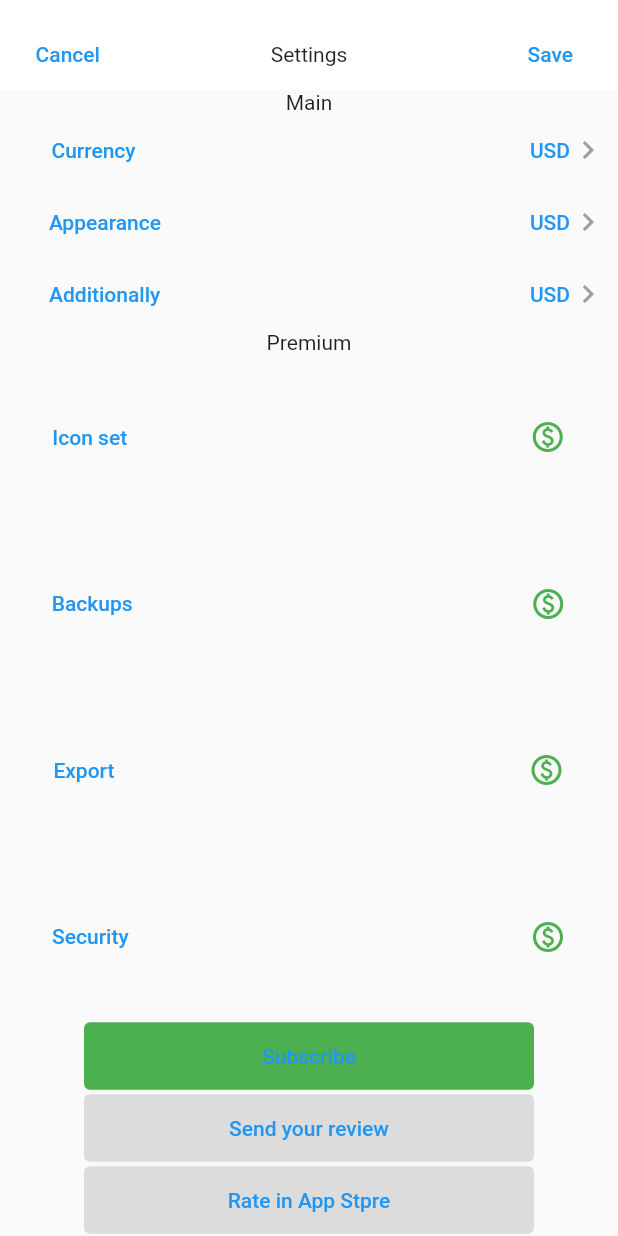
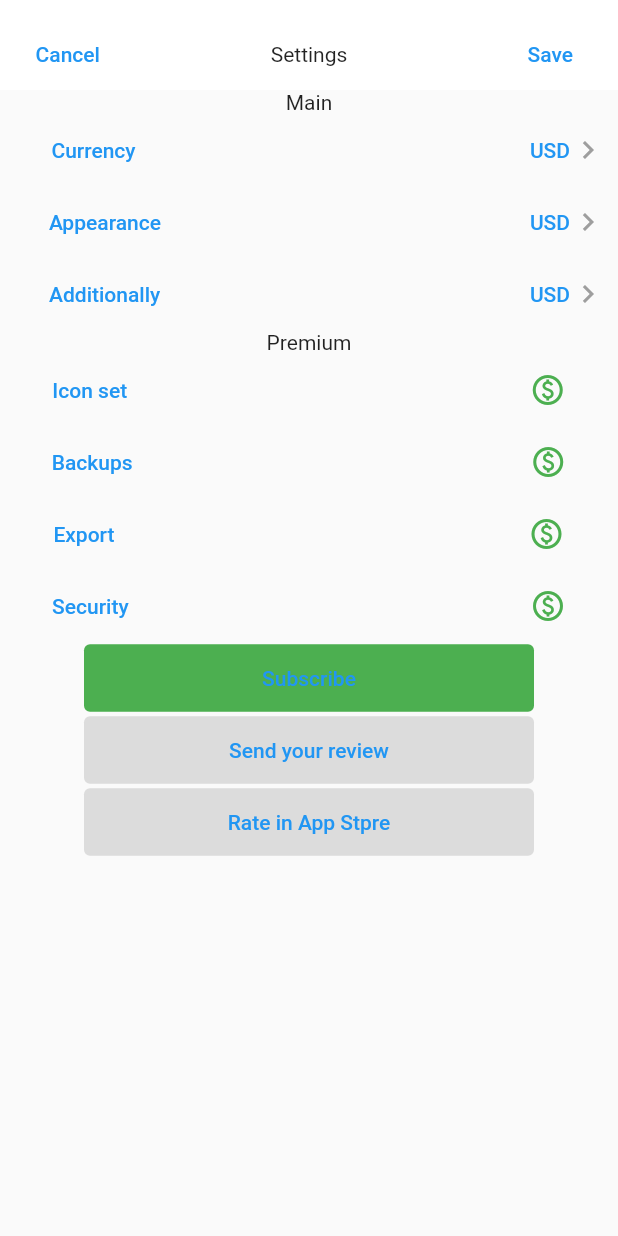
Before and after one commit to al-saqr/cashtrack, a Flutter app: the screen it shows after launch, on a phone screen of 412 x 824 dp. Run offline on Flutter 3.47's test engine with Material 2 defaults, Android fonts, the phone set to English and light mode, and no system bars; our stand-ins replace carousel_slider.

Commit message:
settings page sector premium refactored

```diff
--- a/lib/ui/pages/settings/settings_page.dart
+++ b/lib/ui/pages/settings/settings_page.dart
@@ -91,17 +91,13 @@ class PremiumSettingsWidget extends StatelessWidget {
 
   @override
   Widget build(BuildContext context) {
-    return Flexible(
-      flex: 3,
-      child: Column(
-        children: [
-          Flexible(
-            child: TextButton(
+    return Column(
+      children: <TextButton>[
+        TextButton(
           onPressed: () {},
           child: Row(
             children: [
-                  Expanded(
-                      flex: 1, child: Container(color: Colors.transparent)),
+              Expanded(flex: 1, child: Container(color: Colors.transparent)),
               Text('Icon set'),
               Expanded(
                 flex: 10,
@@ -122,14 +118,11 @@ class PremiumSettingsWidget extends StatelessWidget {
             ],
           ),
         ),
-          ),
-          Flexible(
-            child: TextButton(
+        TextButton(
           onPressed: () {},
           child: Row(
             children: [
-                  Expanded(
-                      flex: 1, child: Container(color: Colors.transparent)),
+              Expanded(flex: 1, child: Container(color: Colors.transparent)),
               Text('Backups'),
               Expanded(
                 flex: 10,
@@ -150,14 +143,11 @@ class PremiumSettingsWidget extends StatelessWidget {
             ],
           ),
         ),
-          ),
-          Flexible(
-            child: TextButton(
+        TextButton(
           onPressed: () {},
           child: Row(
             children: [
-                  Expanded(
-                      flex: 1, child: Container(color: Colors.transparent)),
+              Expanded(flex: 1, child: Container(color: Colors.transparent)),
               Text('Export'),
               Expanded(
                 flex: 10,
@@ -178,14 +168,11 @@ class PremiumSettingsWidget extends StatelessWidget {
             ],
           ),
         ),
-          ),
-          Flexible(
-            child: TextButton(
+        TextButton(
           onPressed: () {},
           child: Row(
             children: [
-                  Expanded(
-                      flex: 1, child: Container(color: Colors.transparent)),
+              Expanded(flex: 1, child: Container(color: Colors.transparent)),
               Text('Security'),
               Expanded(
                 flex: 10,
@@ -206,9 +193,7 @@ class PremiumSettingsWidget extends StatelessWidget {
             ],
           ),
         ),
-          ),
       ],
-      ),
     );
   }
 }
```
Lines whose indentation alone changed are shown as unchanged.
